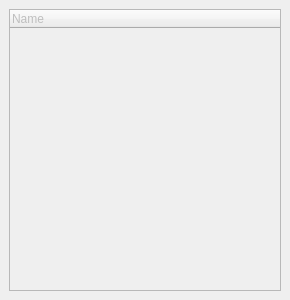
This is ceed/ui/editors/layout/CreateWidgetDockWidget.ui in timbaker/ceed as Qt 5 draws it before an edit. The edited form follows.
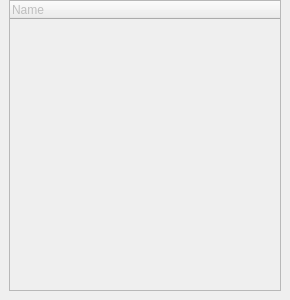
This is the edited form. Custom widgets are drawn as their Qt base class.

Commit message: Remove top margins of layout docks and reduce min size of properties because it should be able to be shrunk even more, it's quite usable.

Patch:
```diff
--- a/ceed/ui/editors/layout/CreateWidgetDockWidget.ui
+++ b/ceed/ui/editors/layout/CreateWidgetDockWidget.ui
@@ -18,6 +18,9 @@
   </property>
   <widget class="QWidget" name="dockWidgetContents">
    <layout class="QVBoxLayout" name="verticalLayout">
+    <property name="topMargin">
+     <number>0</number>
+    </property>
     <item>
      <widget class="WidgetTypeTreeWidget" name="tree">
       <property name="toolTip">
```
The commit also changes 2 other files.
